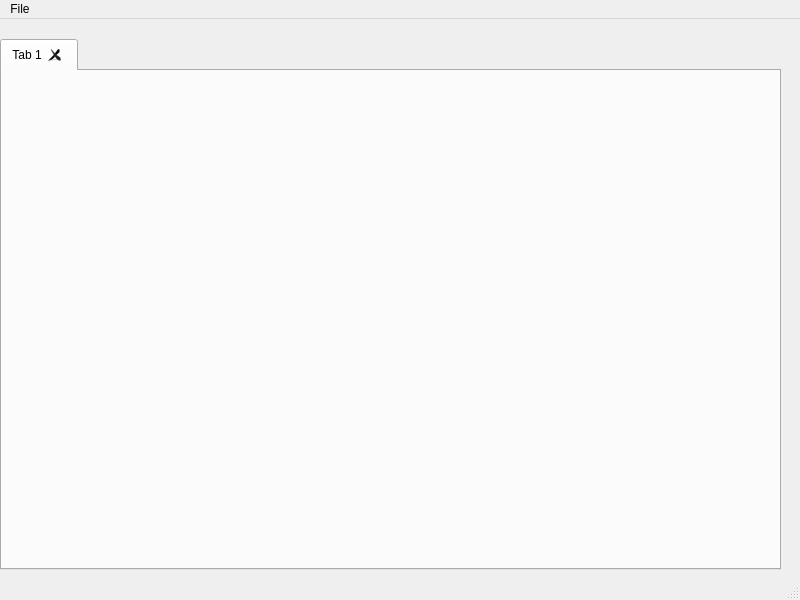
Old version of the form mainwindow.ui in the repository Fustell/Code-Editor-CPP.
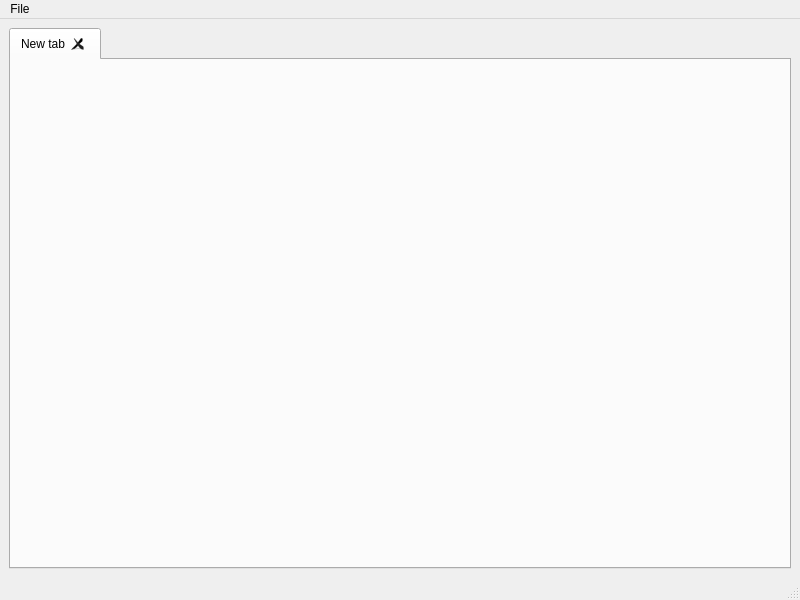
New version of the form.

Patch:
```diff
--- a/mainwindow.ui
+++ b/mainwindow.ui
@@ -14,15 +14,9 @@
    <string>MainWindow</string>
   </property>
   <widget class="QWidget" name="centralwidget">
+   <layout class="QVBoxLayout" name="verticalLayout">
+    <item>
    <widget class="QTabWidget" name="tabWidget">
-    <property name="geometry">
-     <rect>
-      <x>0</x>
-      <y>20</y>
-      <width>781</width>
-      <height>531</height>
-     </rect>
-    </property>
     <property name="currentIndex">
      <number>0</number>
     </property>
@@ -31,10 +25,12 @@
     </property>
     <widget class="QWidget" name="tab">
      <attribute name="title">
-      <string>Tab 1</string>
+        <string>New tab</string>
      </attribute>
     </widget>
    </widget>
+    </item>
+   </layout>
   </widget>
   <widget class="QMenuBar" name="menubar">
    <property name="geometry">
```
Lines whose indentation alone changed are shown as unchanged.
